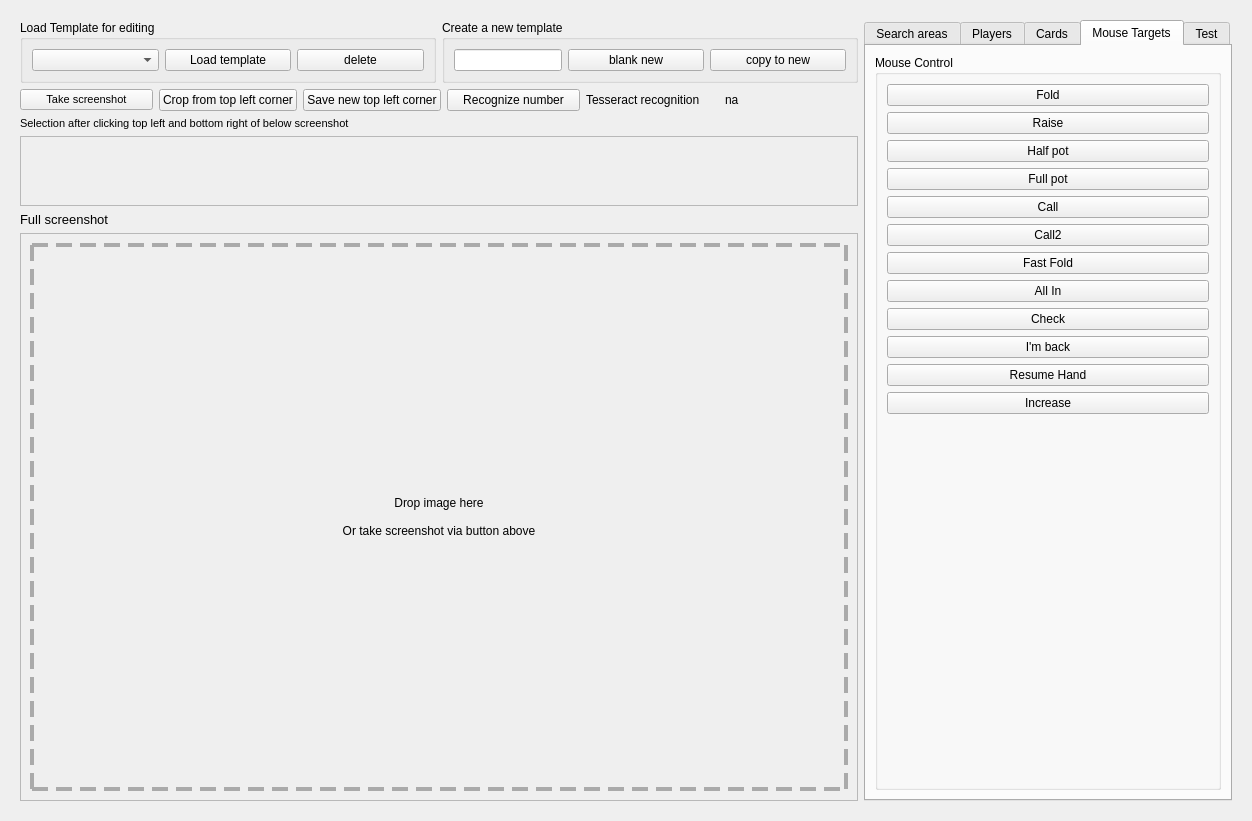
The window that poker/gui/ui/table_setup_form.ui (dickreuter/Poker) describes before a commit, drawn with Qt 5.
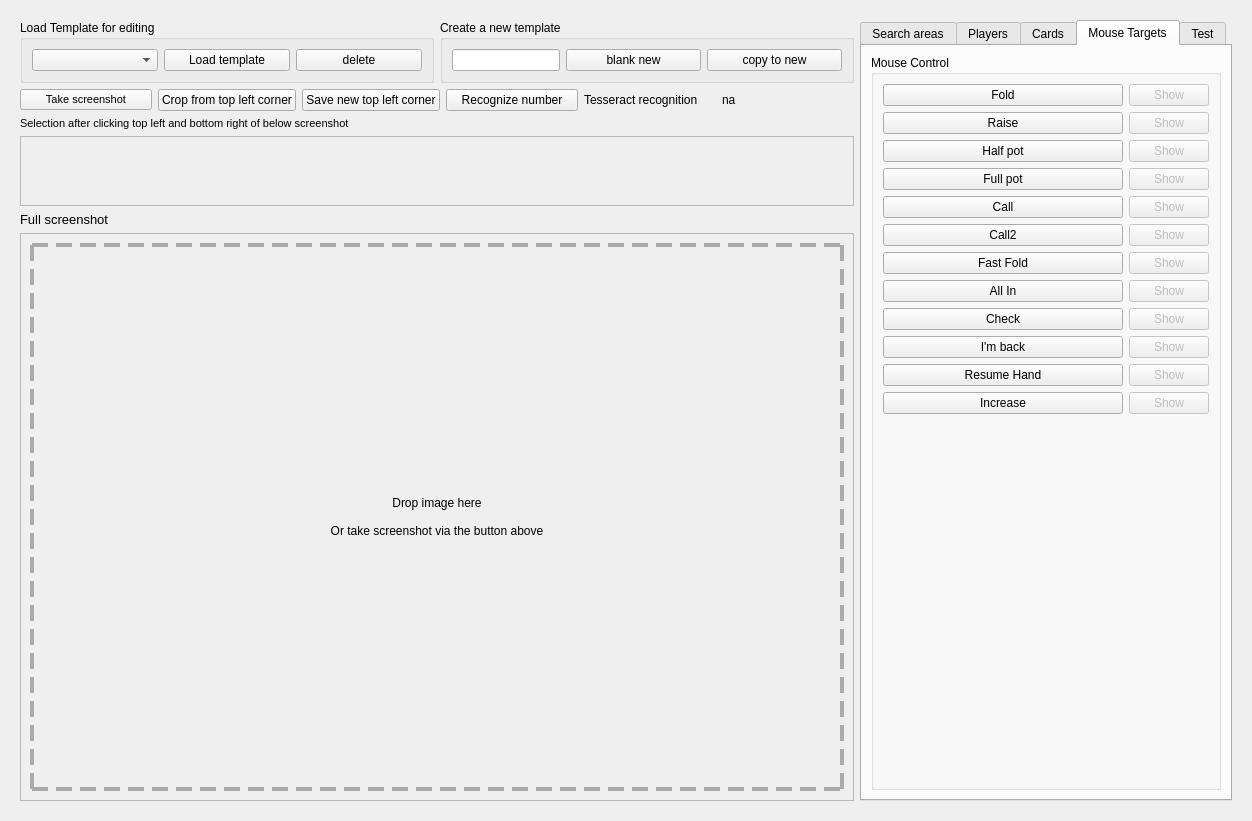
The same window after the commit. The open tabs and pages were chosen to show the change.

Commit message: show previews for the rest labels

What changed in the file:
```diff
--- a/poker/gui/ui/table_setup_form.ui
+++ b/poker/gui/ui/table_setup_form.ui
@@ -2501,27 +2501,7 @@
               <property name="title">
                <string>Mouse Control</string>
               </property>
-              <layout class="QGridLayout" name="gridLayout_2">
-               <item row="9" column="0">
-                <widget class="QPushButton" name="mouse_imback">
-                 <property name="toolTip">
-                  <string>Location of I'm back button</string>
-                 </property>
-                 <property name="text">
-                  <string>I'm back</string>
-                 </property>
-                </widget>
-               </item>
-               <item row="5" column="0">
-                <widget class="QPushButton" name="mouse_call2">
-                 <property name="toolTip">
-                  <string>Location of call button if no raise can be made (usally the same as normal call button, except for Pokerstars it is at the place of the raise button)</string>
-                 </property>
-                 <property name="text">
-                  <string>Call2</string>
-                 </property>
-                </widget>
-               </item>
+              <layout class="QGridLayout" name="gridLayout_2" columnminimumwidth="240,0">
                <item row="0" column="0">
                 <widget class="QPushButton" name="mouse_fold">
                  <property name="toolTip">
@@ -2532,6 +2512,33 @@
                  </property>
                 </widget>
                </item>
+               <item row="0" column="1">
+                <widget class="QPushButton" name="mouse_fold_show">
+                 <property name="enabled">
+                  <bool>false</bool>
+                 </property>
+                 <property name="text">
+                  <string>Show</string>
+                 </property>
+                </widget>
+               </item>
+               <item row="1" column="0">
+                <widget class="QPushButton" name="mouse_raise">
+                 <property name="text">
+                  <string>Raise</string>
+                 </property>
+                </widget>
+               </item>
+               <item row="1" column="1">
+                <widget class="QPushButton" name="mouse_raise_show">
+                 <property name="enabled">
+                  <bool>false</bool>
+                 </property>
+                 <property name="text">
+                  <string>Show</string>
+                 </property>
+                </widget>
+               </item>
                <item row="2" column="0">
                 <widget class="QPushButton" name="mouse_half_pot">
                  <property name="text">
@@ -2539,10 +2546,30 @@
                  </property>
                 </widget>
                </item>
-               <item row="11" column="0">
-                <widget class="QPushButton" name="mouse_increase">
+               <item row="2" column="1">
+                <widget class="QPushButton" name="mouse_half_pot_show">
+                 <property name="enabled">
+                  <bool>false</bool>
+                 </property>
                  <property name="text">
-                  <string>Increase</string>
+                  <string>Show</string>
+                 </property>
+                </widget>
+               </item>
+               <item row="3" column="0">
+                <widget class="QPushButton" name="mouse_full_pot">
+                 <property name="text">
+                  <string>Full pot</string>
+                 </property>
+                </widget>
+               </item>
+               <item row="3" column="1">
+                <widget class="QPushButton" name="mouse_full_pot_show">
+                 <property name="enabled">
+                  <bool>false</bool>
+                 </property>
+                 <property name="text">
+                  <string>Show</string>
                  </property>
                 </widget>
                </item>
@@ -2553,13 +2580,50 @@
                  </property>
                 </widget>
                </item>
-               <item row="8" column="0">
-                <widget class="QPushButton" name="mouse_check">
+               <item row="4" column="1">
+                <widget class="QPushButton" name="mouse_call_show">
+                 <property name="enabled">
+                  <bool>false</bool>
+                 </property>
+                 <property name="text">
+                  <string>Show</string>
+                 </property>
+                </widget>
+               </item>
+               <item row="5" column="0">
+                <widget class="QPushButton" name="mouse_call2">
                  <property name="toolTip">
                   <string>Location of I'm back button</string>
                  </property>
                  <property name="text">
-                  <string>Check</string>
+                  <string>Call2</string>
+                 </property>
+                </widget>
+               </item>
+               <item row="5" column="1">
+                <widget class="QPushButton" name="mouse_call2_show">
+                 <property name="enabled">
+                  <bool>false</bool>
+                 </property>
+                 <property name="text">
+                  <string>Show</string>
+                 </property>
+                </widget>
+               </item>
+               <item row="6" column="0">
+                <widget class="QPushButton" name="mouse_fast_fold">
+                 <property name="text">
+                  <string>Fast Fold</string>
+                 </property>
+                </widget>
+               </item>
+               <item row="6" column="1">
+                <widget class="QPushButton" name="mouse_fast_fold_show">
+                 <property name="enabled">
+                  <bool>false</bool>
+                 </property>
+                 <property name="text">
+                  <string>Show</string>
                  </property>
                 </widget>
                </item>
@@ -2570,6 +2634,90 @@
                  </property>
                 </widget>
                </item>
+               <item row="7" column="1">
+                <widget class="QPushButton" name="mouse_all_in_show">
+                 <property name="enabled">
+                  <bool>false</bool>
+                 </property>
+                 <property name="text">
+                  <string>Show</string>
+                 </property>
+                </widget>
+               </item>
+               <item row="8" column="0">
+                <widget class="QPushButton" name="mouse_check">
+                 <property name="toolTip">
+                  <string>Location of I'm back button</string>
+                 </property>
+                 <property name="text">
+                  <string>Check</string>
+                 </property>
+                </widget>
+               </item>
+               <item row="8" column="1">
+                <widget class="QPushButton" name="mouse_check_show">
+                 <property name="enabled">
+                  <bool>false</bool>
+                 </property>
+                 <property name="text">
+                  <string>Show</string>
+                 </property>
+                </widget>
+               </item>
+               <item row="9" column="0">
+                <widget class="QPushButton" name="mouse_imback">
+                 <property name="toolTip">
+                  <string>Location of I'm back button</string>
+                 </property>
+                 <property name="text">
+                  <string>I'm back</string>
+                 </property>
+                </widget>
+               </item>
+               <item row="9" column="1">
+                <widget class="QPushButton" name="mouse_imback_show">
+                 <property name="enabled">
+                  <bool>false</bool>
+                 </property>
+                 <property name="text">
+                  <string>Show</string>
+                 </property>
+                </widget>
+               </item>
+               <item row="10" column="0">
+                <widget class="QPushButton" name="mouse_resume_hand">
+                 <property name="text">
+                  <string>Resume Hand</string>
+                 </property>
+                </widget>
+               </item>
+               <item row="10" column="1">
+                <widget class="QPushButton" name="mouse_resume_hand_show">
+                 <property name="enabled">
+                  <bool>false</bool>
+                 </property>
+                 <property name="text">
+                  <string>Show</string>
+                 </property>
+                </widget>
+               </item>
+               <item row="11" column="0">
+                <widget class="QPushButton" name="mouse_increase">
+                 <property name="text">
+                  <string>Increase</string>
+                 </property>
+                </widget>
+               </item>
+               <item row="11" column="1">
+                <widget class="QPushButton" name="mouse_increase_show">
+                 <property name="enabled">
+                  <bool>false</bool>
+                 </property>
+                 <property name="text">
+                  <string>Show</string>
+                 </property>
+                </widget>
+               </item>
                <item row="12" column="0">
                 <spacer name="verticalSpacer_4">
                  <property name="orientation">
@@ -2583,34 +2731,6 @@
                  </property>
                 </spacer>
                </item>
-               <item row="1" column="0">
-                <widget class="QPushButton" name="mouse_raise">
-                 <property name="text">
-                  <string>Raise</string>
-                 </property>
-                </widget>
-               </item>
-               <item row="3" column="0">
-                <widget class="QPushButton" name="mouse_full_pot">
-                 <property name="text">
-                  <string>Full pot</string>
-                 </property>
-                </widget>
-               </item>
-               <item row="6" column="0">
-                <widget class="QPushButton" name="mouse_fast_fold">
-                 <property name="text">
-                  <string>Fast Fold</string>
-                 </property>
-                </widget>
-               </item>
-               <item row="10" column="0">
-                <widget class="QPushButton" name="mouse_resume_hand">
-                 <property name="text">
-                  <string>Resume Hand</string>
-                 </property>
-                </widget>
-               </item>
               </layout>
              </widget>
             </item>
@@ -2918,7 +3038,7 @@
                 <property name="text">
                  <string>Drop image here
 
-Or take screenshot via button above</string>
+Or take screenshot via the button above</string>
                 </property>
                 <property name="alignment">
                  <set>Qt::AlignCenter</set>
```
Left out of the diff: 38 changed lines with no effect on the pictures. The commit also changes 1 other file.
